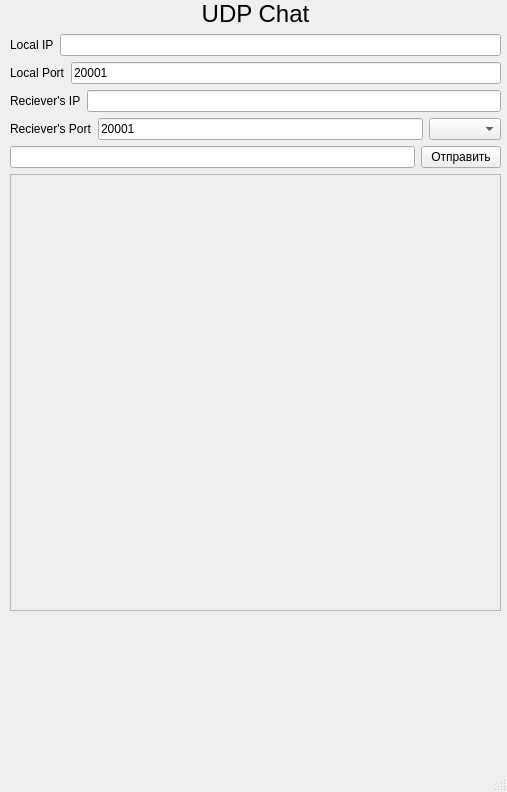
This is client.ui in Yarosvet/udp_chat as Qt 5 draws it before an edit. The edited form follows.
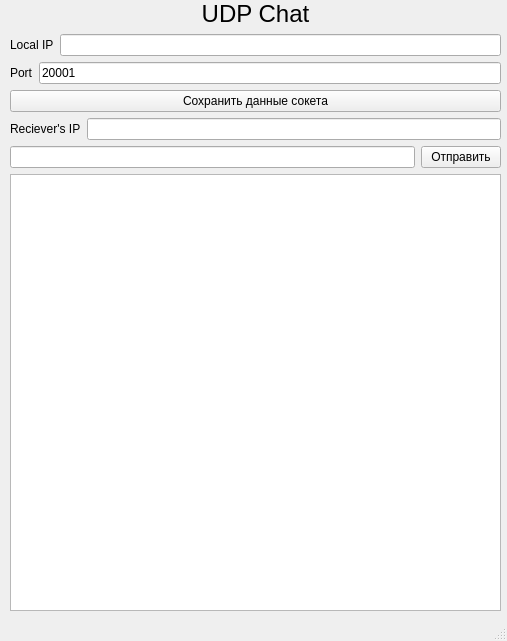
This is the edited form.

Diff of the .ui file:
```diff
--- a/client.ui
+++ b/client.ui
@@ -7,7 +7,7 @@
     <x>0</x>
     <y>0</y>
     <width>507</width>
-    <height>792</height>
+    <height>641</height>
    </rect>
   </property>
   <property name="minimumSize">
@@ -81,7 +81,7 @@
       </layout>
      </item>
      <item>
-      <layout class="QHBoxLayout" name="horizontalLayout_9">
+      <layout class="QHBoxLayout" name="horizontalLayout_7">
        <property name="topMargin">
         <number>0</number>
        </property>
@@ -89,9 +89,9 @@
         <number>0</number>
        </property>
        <item>
-        <widget class="QLabel" name="label_8">
+        <widget class="QLabel" name="label_6">
          <property name="text">
-          <string>Local Port</string>
+          <string>Port</string>
          </property>
          <property name="margin">
           <number>5</number>
@@ -99,7 +99,7 @@
         </widget>
        </item>
        <item>
-        <widget class="QLineEdit" name="lineEdit_8">
+        <widget class="QLineEdit" name="lineEdit_6">
          <property name="text">
           <string>20001</string>
          </property>
@@ -107,6 +107,13 @@
        </item>
       </layout>
      </item>
+     <item>
+      <widget class="QPushButton" name="pushButton_2">
+       <property name="text">
+        <string>Сохранить данные сокета</string>
+       </property>
+      </widget>
+     </item>
      <item>
       <layout class="QHBoxLayout" name="horizontalLayout_5">
        <property name="topMargin">
@@ -130,36 +137,6 @@
        </item>
       </layout>
      </item>
-     <item>
-      <layout class="QHBoxLayout" name="horizontalLayout_7">
-       <property name="topMargin">
-        <number>0</number>
-       </property>
-       <property name="bottomMargin">
-        <number>0</number>
-       </property>
-       <item>
-        <widget class="QLabel" name="label_6">
-         <property name="text">
-          <string>Reciever's Port</string>
-         </property>
-         <property name="margin">
-          <number>5</number>
-         </property>
-        </widget>
-       </item>
-       <item>
-        <widget class="QLineEdit" name="lineEdit_6">
-         <property name="text">
-          <string>20001</string>
-         </property>
-        </widget>
-       </item>
-       <item>
-        <widget class="QComboBox" name="comboBox"/>
-       </item>
-      </layout>
-     </item>
      <item>
       <layout class="QHBoxLayout" name="horizontalLayout">
        <item>
@@ -177,7 +154,7 @@
      <item>
       <widget class="QTextBrowser" name="textBrowser">
        <property name="enabled">
-        <bool>false</bool>
+        <bool>true</bool>
        </property>
       </widget>
      </item>
```
